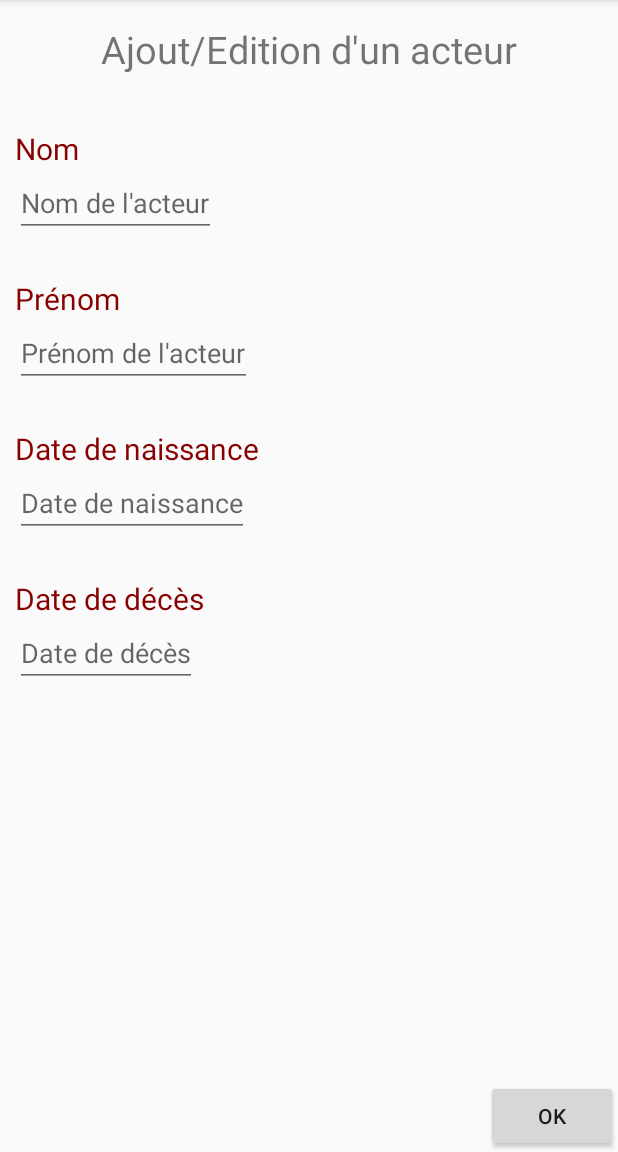
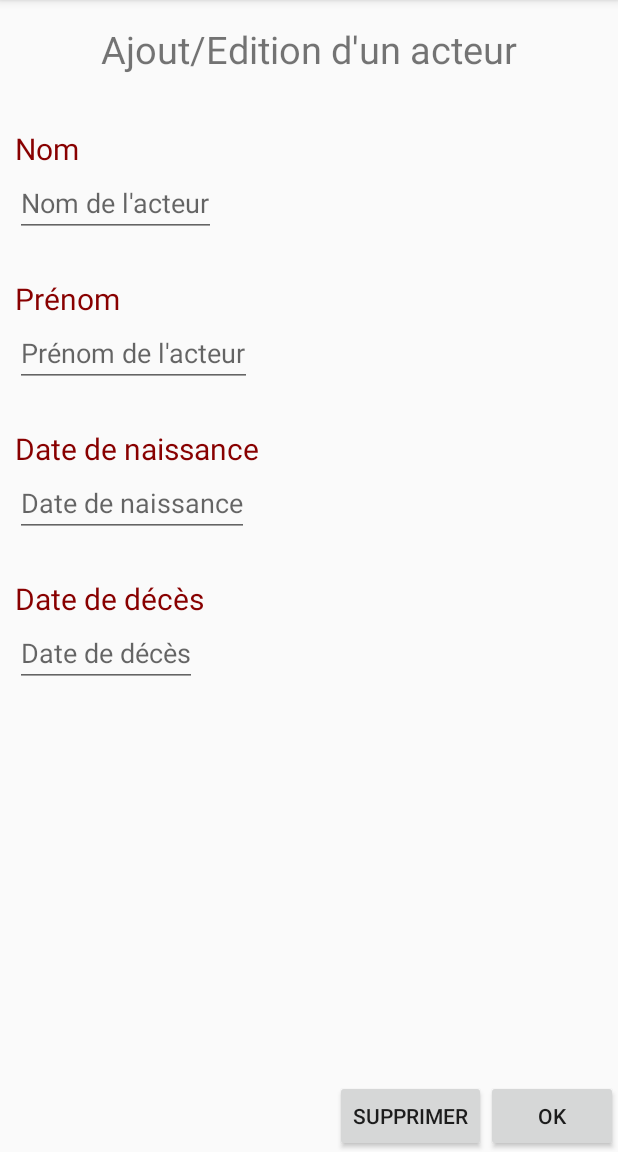
Before and after one commit to LeaCollin/ClientMobileProjetCinema, an Android app: the fragment AjouterActeurFrag placed in its activity, on a phone screen of 412 x 824 dp, the part 84-1236 px from its top. Run offline under Robolectric (Android 15) with nearby library versions, the phone set to English and light mode, and no system bars; 4 statements that could not run were skipped.

Commit message:
suppression acteur ok

```diff
--- a/app/src/main/java/com/example/leamelanie/clientmobileprojetcinema/AfficherActeurFrag.java
+++ b/app/src/main/java/com/example/leamelanie/clientmobileprojetcinema/AfficherActeurFrag.java
@@ -156,7 +156,7 @@ public class AfficherActeurFrag extends Fragment {
                         break;
                     case 4:
                         b.setTextSize(10);
-                        b.setText("EDIT");
+                        b.setText("Edit");
                         boutonsEdition.put(b,acteurs.get(j).getId());
                         b.setOnClickListener(new Button.OnClickListener() {
                             @Override
--- a/app/src/main/java/com/example/leamelanie/clientmobileprojetcinema/service/CinemaAppelWS.java
+++ b/app/src/main/java/com/example/leamelanie/clientmobileprojetcinema/service/CinemaAppelWS.java
@@ -5,6 +5,7 @@ import com.example.leamelanie.clientmobileprojetcinema.metier.Film;
 
 import java.util.List;
 
+import retrofit2.http.DELETE;
 import retrofit2.http.PUT;
 import retrofit2.http.Path;
 import retrofit2.http.Body;
@@ -36,4 +37,7 @@ public interface CinemaAppelWS {
     @GET("/Acteur/{id}")
     Acteur monActeur(@retrofit.http.Path("id") int acteurId);
 
+    @DELETE("/Acteur/{id}")
+    Call<Acteur> deleteActeur(@retrofit2.http.Path("id") int acteurId);
+
 }
--- a/app/src/main/res/layout/form_actors.xml
+++ b/app/src/main/res/layout/form_actors.xml
@@ -86,4 +86,12 @@
         android:layout_alignParentRight="true"
         android:layout_alignParentBottom="true"/>
 
+    <Button
+        android:id="@+id/supprimerActeur"
+        android:layout_width="wrap_content"
+        android:layout_height="wrap_content"
+        android:text="Supprimer"
+        android:layout_toLeftOf="@id/envoyerRequete"
+        android:layout_alignParentBottom="true"/>
+
 </RelativeLayout>
--- a/app/src/main/res/layout/list_actors.xml
+++ b/app/src/main/res/layout/list_actors.xml
@@ -19,6 +19,7 @@
             android:layout_height="fill_parent"
             android:paddingTop="20dp"
             android:stretchColumns="0,1,2,3"
+            android:shrinkColumns="4,5"
             android:layout_marginRight="10dp">
         </TableLayout>
     </ScrollView>
```
Also changed, not shown: app/src/main/java/com/example/leamelanie/clientmobileprojetcinema/EditerActeurFrag.java (+48 -2 lines).
